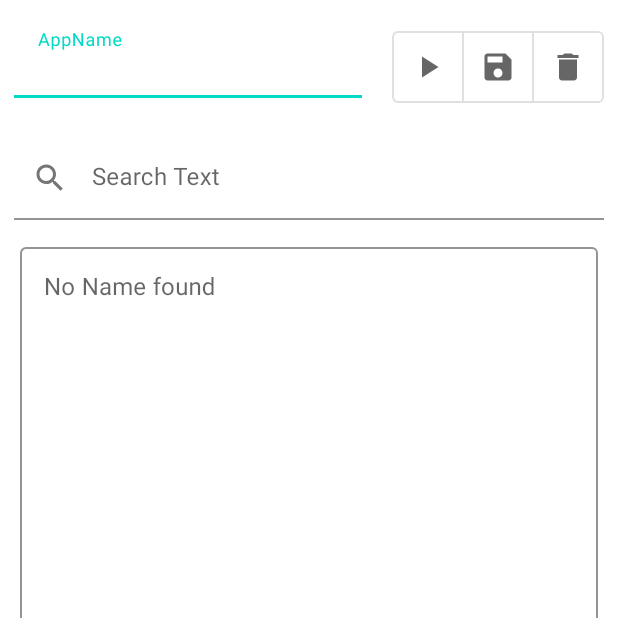
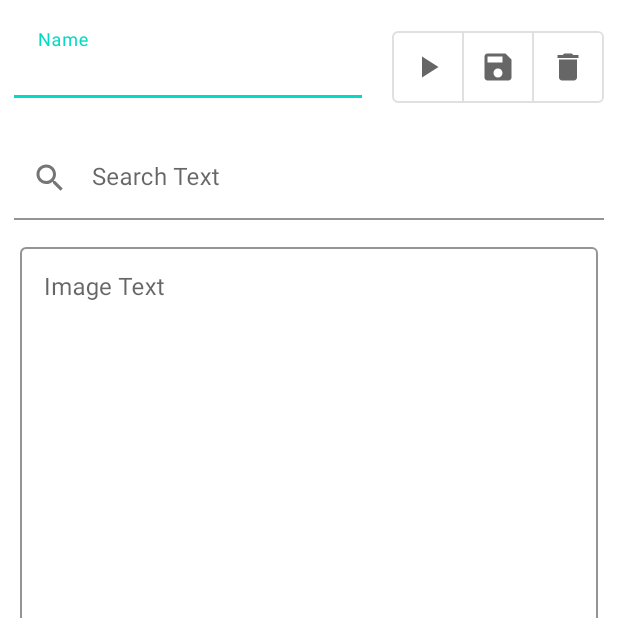
Before and after one commit to EChilin5/ImageCut_OCR, an Android app: the DetailActivity screen opened directly, with no data from a screen before it, on a phone screen of 412 x 824 dp, the top half of it. Run offline under Robolectric (Android 15) with nearby library versions, the phone set to English and light mode, and no system bars; our stand-ins replace Firebase (no records; nobody signed in at launch, a user with empty details on screens opened directly); 3 statements that could not run were skipped.

Commit message:
updated ui and resolved an issue

```diff
--- a/app/src/main/res/layout/activity_capture_takenimage.xml
+++ b/app/src/main/res/layout/activity_capture_takenimage.xml
@@ -24,7 +24,7 @@
         android:id="@+id/etTitleLayout"
         android:layout_width="0dp"
         android:layout_height="wrap_content"
-        android:hint="@string/app_name"
+        android:hint="@string/name"
         app:boxStrokeColor="@color/teal_200"
         app:hintTextColor="@color/teal_200"
         app:layout_constraintBottom_toTopOf="@+id/CaptureGL2"
@@ -36,8 +36,8 @@
             android:id="@+id/etTitle"
             android:layout_width="match_parent"
             android:layout_height="match_parent"
+            android:layout_margin="5dp"
             android:background="@color/white"
-            android:layout_margin="5dp"
             android:longClickable="true" />
 
     </com.google.android.material.textfield.TextInputLayout>
@@ -149,7 +149,7 @@
             android:layout_marginBottom="5dp"
             android:ems="10"
             android:gravity="top|left"
-            android:hint="@string/no_name_found"
+            android:hint="@string/image_text"
             android:importantForAutofill="no"
             android:inputType="textMultiLine"
             android:lines="30"
--- a/app/src/main/res/layout/activity_detail.xml
+++ b/app/src/main/res/layout/activity_detail.xml
@@ -30,7 +30,7 @@
         android:layout_width="0dp"
         android:layout_height="0dp"
         android:layout_margin="5dp"
-        android:hint="@string/appname"
+        android:hint="@string/name"
         app:boxStrokeColor="@color/teal_200"
         app:hintTextColor="@color/teal_200"
         app:layout_constraintBottom_toTopOf="@+id/DetailGuide2"
@@ -105,7 +105,7 @@
             android:layout_marginBottom="5dp"
             android:ems="10"
             android:gravity="top|left"
-            android:hint="@string/no_name_found"
+            android:hint="@string/image_text"
             android:importantForAutofill="no"
             android:inputType="textMultiLine"
             android:lines="30"
--- a/app/src/main/res/values/strings.xml
+++ b/app/src/main/res/values/strings.xml
@@ -36,4 +36,6 @@
     <string name="tio_ocr_2022">TIO OCR @ 2022</string>
     <string name="version_1_0">Version 1.0</string>
     <string name="no_info_found">no info found</string>
+    <string name="name">Name</string>
+    <string name="image_text">Image Text</string>
 </resources>
```
Also changed, not shown: app/src/main/res/layout/fragment_home.xml (+6 -2 lines), app/src/main/res/layout/item_snapshot.xml (+5 -3 lines).
